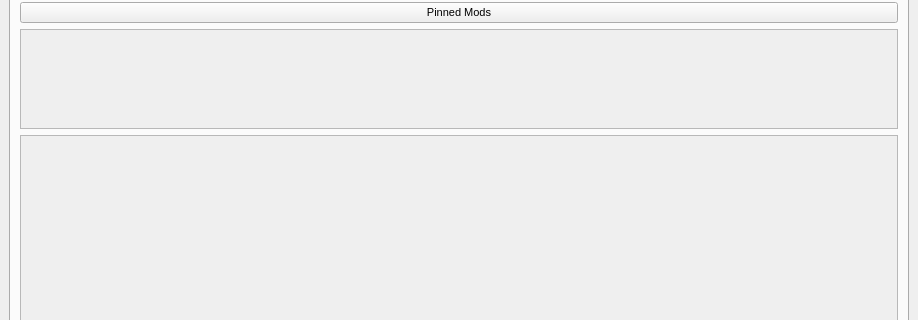
The window that mainwindow.ui (spydragon/Quartzite) describes before a commit, drawn with Qt 5; both pictures show x 0 to 918 and y 88 to 408 of the 918 by 647 pixel window.
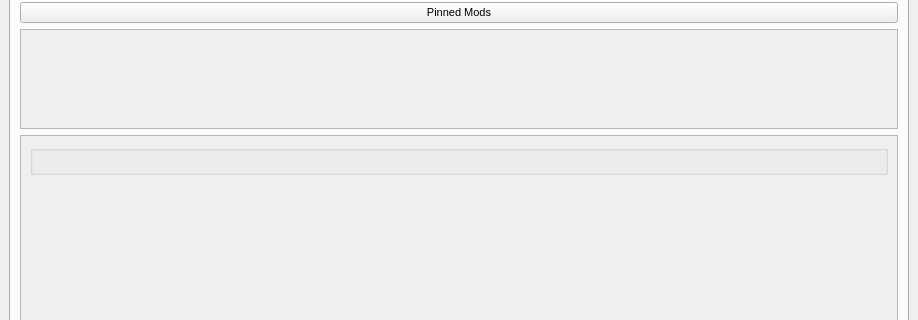
The same window after the commit. The open tabs and pages were chosen to show the change.

Commit message:
New Widget for searched mods
added a new widget to the "seached mods" section of the app

```diff
--- a/mainwindow.ui
+++ b/mainwindow.ui
@@ -319,7 +319,16 @@
              <height>430</height>
             </rect>
            </property>
-           <layout class="QVBoxLayout" name="verticalLayout_2"/>
+           <layout class="QVBoxLayout" name="verticalLayout_2">
+            <item alignment="Qt::AlignmentFlag::AlignTop">
+             <widget class="QGroupBox" name="SearchedModList_Box">
+              <property name="title">
+               <string/>
+              </property>
+              <layout class="QVBoxLayout" name="verticalLayout_9"/>
+             </widget>
+            </item>
+           </layout>
           </widget>
          </widget>
         </item>
```
Left out of the diff: 2 changed lines with no effect on the pictures. The commit also changes 7 other files.
